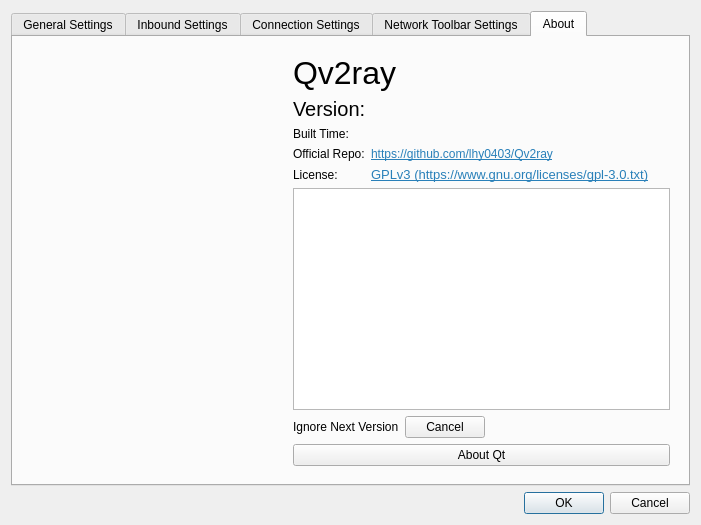
Before: the Qt Designer form src/ui/w_PreferencesWindow.ui in darsvador/qvssr, drawn with Qt 5.
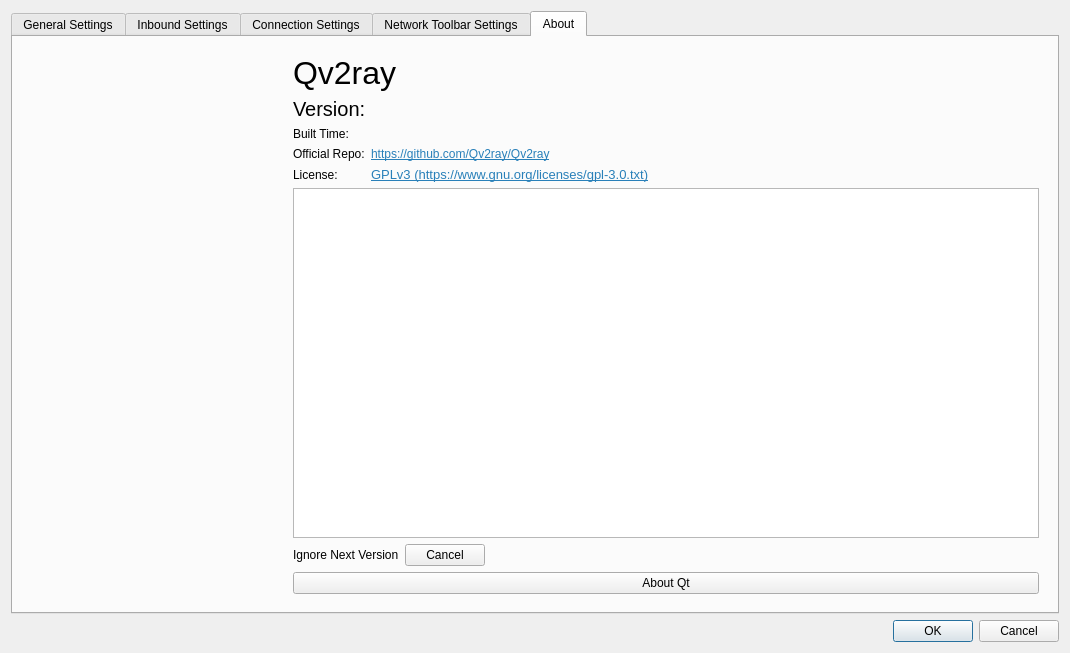
After: the same form once the commit is applied. The open tabs and pages were chosen to show the change. Icons and pictures are not drawn.

Commit message: Changing Repository URL

```diff
--- a/src/ui/w_PreferencesWindow.ui
+++ b/src/ui/w_PreferencesWindow.ui
@@ -9,8 +9,8 @@
    <rect>
     <x>0</x>
     <y>0</y>
-    <width>701</width>
-    <height>525</height>
+    <width>1070</width>
+    <height>653</height>
    </rect>
   </property>
   <property name="windowTitle">
@@ -1743,7 +1743,7 @@
                </font>
               </property>
               <property name="text">
-               <string>&lt;html&gt;&lt;head/&gt;&lt;body&gt;&lt;p&gt;&lt;a href=&quot;https://www.gnu.org/licenses/gpl-3.0.txt&quot;&gt;&lt;span style=&quot; text-decoration: underline; color:#2980b9;&quot;&gt;GPLv3 (https://www.gnu.org/licenses/gpl-3.0.txt)&lt;/span&gt;&lt;/a&gt;&lt;/p&gt;&lt;/body&gt;&lt;/html&gt;</string>
+               <string notr="true">&lt;html&gt;&lt;head/&gt;&lt;body&gt;&lt;p&gt;&lt;a href=&quot;https://www.gnu.org/licenses/gpl-3.0.txt&quot;&gt;&lt;span style=&quot;text-decoration: underline; color:#2980b9;&quot;&gt;GPLv3 (https://www.gnu.org/licenses/gpl-3.0.txt)&lt;/span&gt;&lt;/a&gt;&lt;/p&gt;&lt;/body&gt;&lt;/html&gt;</string>
               </property>
               <property name="textFormat">
                <enum>Qt::RichText</enum>
@@ -1782,7 +1782,7 @@
                </sizepolicy>
               </property>
               <property name="text">
-               <string>&lt;html&gt;&lt;head/&gt;&lt;body&gt;&lt;p&gt;&lt;a href=&quot;https://github.com/lhy0403/Qv2ray&quot;&gt;&lt;span style=&quot; text-decoration: underline; color:#2980b9;&quot;&gt;https://github.com/lhy0403/Qv2ray&lt;/span&gt;&lt;/a&gt;&lt;/p&gt;&lt;/body&gt;&lt;/html&gt;</string>
+               <string notr="true">&lt;html&gt;&lt;head/&gt;&lt;body&gt;&lt;p&gt;&lt;a href=&quot;https://github.com/Qv2ray/Qv2ray&quot;&gt;&lt;span style=&quot;text-decoration: underline; color:#2980b9;&quot;&gt;https://github.com/Qv2ray/Qv2ray&lt;/span&gt;&lt;/a&gt;&lt;/p&gt;&lt;/body&gt;&lt;/html&gt;</string>
               </property>
               <property name="textFormat">
                <enum>Qt::RichText</enum>
@@ -1823,8 +1823,8 @@
              <string>&lt;!DOCTYPE HTML PUBLIC &quot;-//W3C//DTD HTML 4.0//EN&quot; &quot;http://www.w3.org/TR/REC-html40/strict.dtd&quot;&gt;
 &lt;html&gt;&lt;head&gt;&lt;meta name=&quot;qrichtext&quot; content=&quot;1&quot; /&gt;&lt;style type=&quot;text/css&quot;&gt;
 p, li { white-space: pre-wrap; }
-&lt;/style&gt;&lt;/head&gt;&lt;body style=&quot; font-family:'Titillium Web'; font-size:10pt; font-weight:400; font-style:normal;&quot;&gt;
-&lt;p style=&quot;-qt-paragraph-type:empty; margin-top:0px; margin-bottom:0px; margin-left:0px; margin-right:0px; -qt-block-indent:0; text-indent:0px; font-family:'WenQuanYi Micro Hei';&quot;&gt;&lt;br /&gt;&lt;/p&gt;&lt;/body&gt;&lt;/html&gt;</string>
+&lt;/style&gt;&lt;/head&gt;&lt;body style=&quot; font-family:'微软雅黑'; font-size:9pt; font-weight:400; font-style:normal;&quot;&gt;
+&lt;p style=&quot;-qt-paragraph-type:empty; margin-top:0px; margin-bottom:0px; margin-left:0px; margin-right:0px; -qt-block-indent:0; text-indent:0px; font-family:'WenQuanYi Micro Hei'; font-size:10pt;&quot;&gt;&lt;br /&gt;&lt;/p&gt;&lt;/body&gt;&lt;/html&gt;</string>
             </property>
            </widget>
           </item>
```
Left out of the diff: 10 changed lines with no effect on the pictures. The commit also changes 1 other file.
